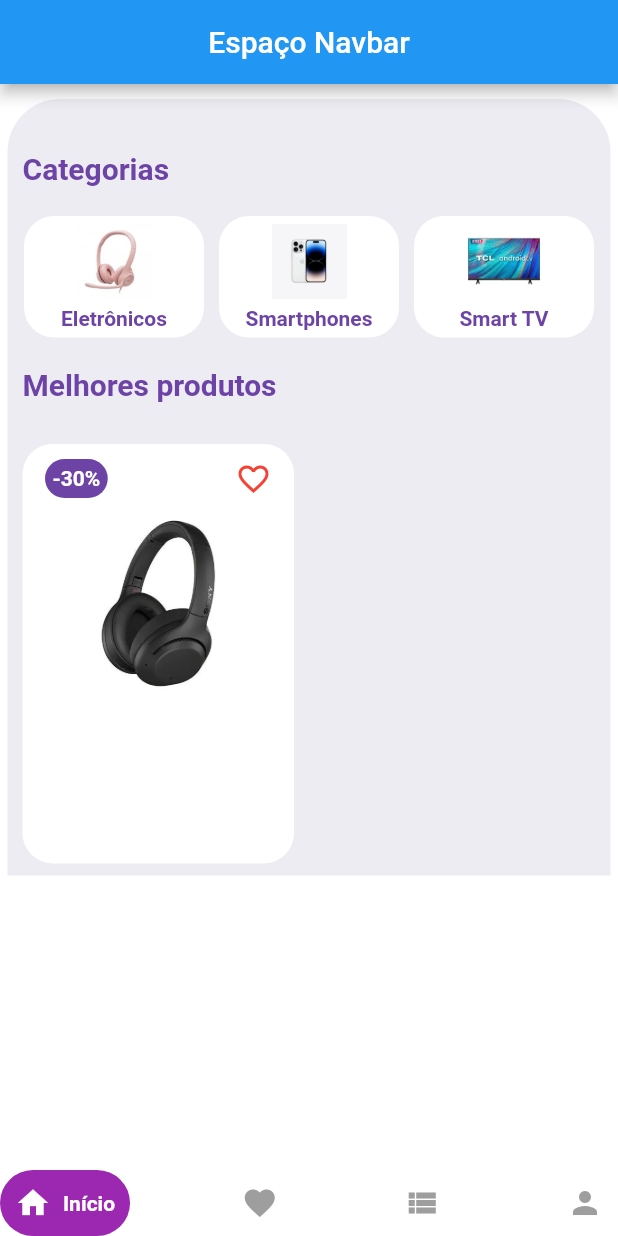
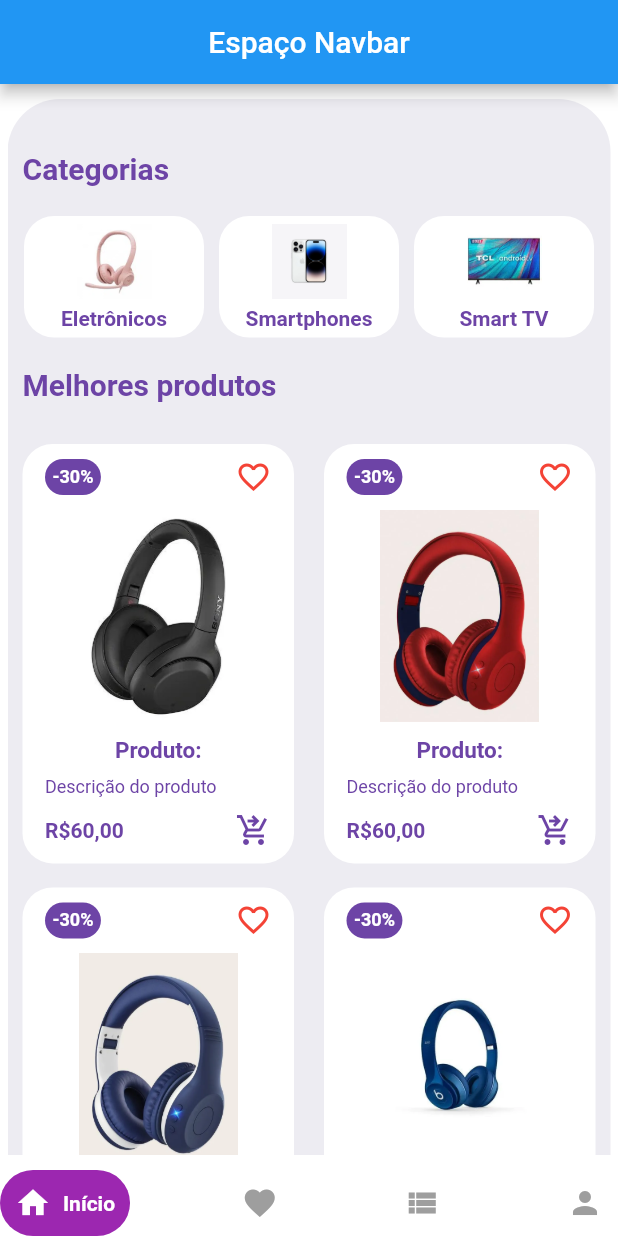
Before and after one commit to anakarolws/techladies-ima-tech-hackadev, a Flutter app: the screen it shows after launch, on a phone screen of 412 x 824 dp. Run offline on Flutter 3.47's test engine with Material 2 defaults, Android fonts, the phone set to English and light mode, and no system bars; drawn by our look-alikes of google_nav_bar.

Commit message:
Passos iniciais para grid

```diff
--- a/ecommerce/lib/pages/home_page.dart
+++ b/ecommerce/lib/pages/home_page.dart
@@ -115,7 +115,7 @@ class HomePage extends StatelessWidget {
           ),
         ),
         bottomNavigationBar: const GNav(
-          duration: Duration(milliseconds: 100), // duração da transicação
+          duration: Duration(milliseconds: 200), // duração da transicação
           gap: 8, // espaço entre o botão e o texto
           color: Colors.grey, // cor do ícone sem ação
           activeColor: Colors.white, // cor do texto  e botão ativados
--- a/ecommerce/lib/widgets/home_app_bar.dart
+++ b/ecommerce/lib/widgets/home_app_bar.dart
@@ -1,4 +1,4 @@
-
+/*
  import 'package:flutter/material.dart';
  import 'package:badges/badges.dart' as badge;
 
@@ -36,4 +36,4 @@ class HomeAppBar extends StatelessWidget {
       ),
     );
   }
-}
+} */
--- a/ecommerce/lib/widgets/itens_widget.dart
+++ b/ecommerce/lib/widgets/itens_widget.dart
@@ -6,10 +6,12 @@ class ItensWidget extends StatelessWidget {
   @override
   Widget build(BuildContext context) {
     return GridView.count(
+      childAspectRatio: 0.68,
+      physics: NeverScrollableScrollPhysics(),
       crossAxisCount: 2,
       shrinkWrap: true,
-      childAspectRatio: 0.68,
       children: [
+        for (int i = 1; i < 5; i++)
           Container(
             padding: const EdgeInsets.only(left: 15, right: 15, top: 10),
             margin: const EdgeInsets.symmetric(vertical: 8, horizontal: 10),
@@ -19,18 +21,19 @@ class ItensWidget extends StatelessWidget {
             ),
             child: Column(
               children: [
+                //linha da porcentagem de desconto e do botão de curtir
                 Row(
                   mainAxisAlignment: MainAxisAlignment.spaceBetween,
                   children: [
                     Container(
                       padding: const EdgeInsets.all(5),
                       decoration: BoxDecoration(
-                        color: Color.fromRGBO(109, 68, 166, 1),
+                          color: const Color.fromRGBO(109, 68, 166, 1),
                           borderRadius: BorderRadius.circular(20)),
                       child: const Text(
                         "-30%",
                         style: TextStyle(
-                        fontSize: 14,
+                          fontSize: 12,
                           color: Colors.white,
                           fontWeight: FontWeight.bold,
                         ),
@@ -42,17 +45,60 @@ class ItensWidget extends StatelessWidget {
                     ),
                   ],
                 ),
-              InkWell(
+
+                //imagem do produto inclusa em container card
+                Expanded(
+                  child: InkWell(
                     onTap: () {},
                     child: Container(
-                  margin: EdgeInsets.all(10),
+                      margin: const EdgeInsets.all(10),
                       child: Image.asset(
-                    "assets/img/category/eletroeletronicos/fone01.webp",
+                        "assets/img/category/eletroeletronicos/fone0${i}.webp",
                         height: 120,
-                    width: 120
-                    ,),
+                        width: 120,
                       ),
-              )
+                    ),
+                  ),
+                ),
+
+                //titulo do produto em card
+                Container(
+                    padding: const EdgeInsets.only(bottom: 8),
+                    child: const Text(
+                      "Produto:",
+                      style: TextStyle(
+                        fontSize: 15,
+                        color: Color.fromRGBO(109, 68, 166, 1),
+                        fontWeight: FontWeight.bold,
+                      ),
+                    )),
+
+                //descrição do produto de card
+                Container(
+                  alignment: Alignment.centerLeft,
+                  child: const Text("Descrição do produto",
+                      style: TextStyle(
+                          fontSize: 12,
+                          color: Color.fromRGBO(109, 68, 166, 1))),
+                ),
+
+                const Padding(
+                    padding: EdgeInsets.symmetric(vertical: 10),
+                    child: Row(
+                        mainAxisAlignment: MainAxisAlignment.spaceBetween,
+                        children: [
+                          Text(
+                            "R\$60,00",
+                            style: TextStyle(
+                                fontSize: 14,
+                                fontWeight: FontWeight.bold,
+                                color: Color.fromRGBO(109, 68, 166, 1)),
+                          ),
+                          Icon(
+                            Icons.shopping_cart_checkout,
+                            color: Color.fromRGBO(109, 68, 166, 1),
+                          ),
+                        ])),
               ],
             ),
           ),
```
Lines whose indentation alone changed are shown as unchanged.
